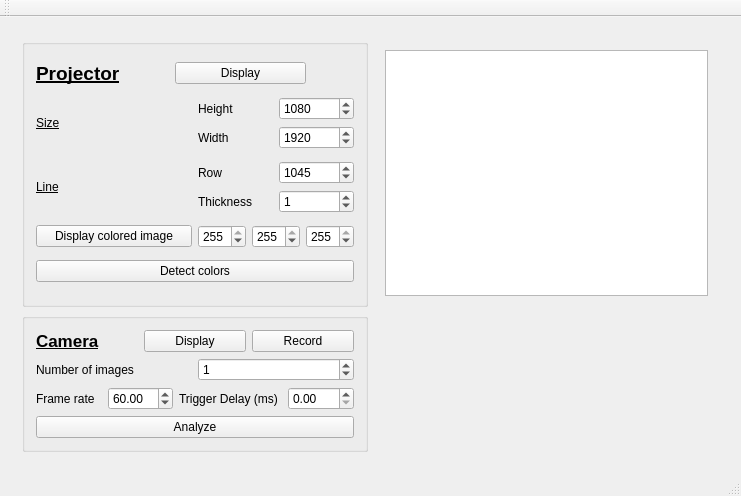
Qt form form/MainWindow.ui (KitwareMedical/AnatomicAugmentedRealityProjector) before a commit.
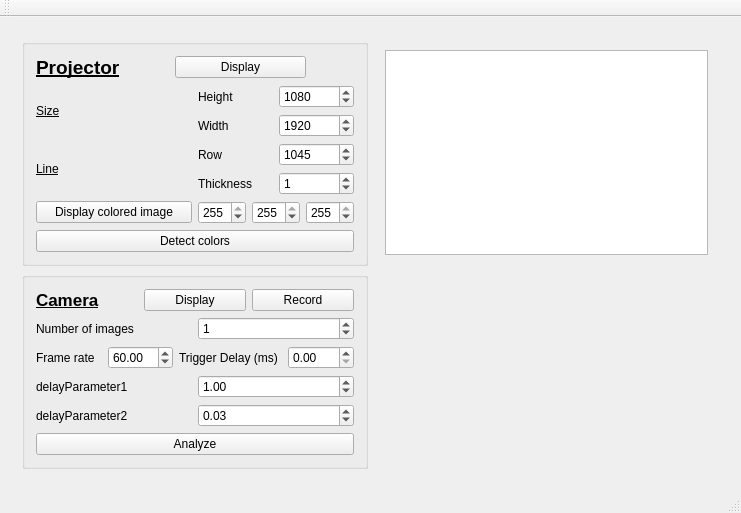
The same form after that commit.

```diff
--- a/form/MainWindow.ui
+++ b/form/MainWindow.ui
@@ -420,6 +420,48 @@
              </item>
            </layout>
           </item>
+          <item>
+             <layout class="QHBoxLayout" name="horizontalLayout_12">
+               <item>
+                 <widget class="QLabel" name="label">
+                   <property name="text">
+                     <string>delayParameter1 </string>
+                   </property>
+                 </widget>
+               </item>
+               <item>
+                 <widget class="QDoubleSpinBox" name="delayParameter1">
+                   <property name="value">
+                     <number>1</number>
+                   </property>
+                 </widget>
+               </item>
+             </layout>
+           </item>
+           <item>
+             <layout class="QHBoxLayout" name="horizontalLayout_21">
+               <item>
+                 <widget class="QLabel" name="label_9">
+                   <property name="text">
+                     <string>delayParameter2</string>
+                   </property>
+                 </widget>
+               </item>
+               <item>
+                 <widget class="QDoubleSpinBox" name="delayParameter2">
+                   <property name="maximum">
+                     <double>.04</double>
+                   </property>
+                   <property name="decimals">
+                     <double>5</double>
+                   </property>
+                   <property name="value">
+                     <double>.03</double>
+                   </property>
+                 </widget>
+               </item>
+             </layout>
+          </item>
           <item>
            <widget class="QPushButton" name="analyze">
             <property name="text">
```
